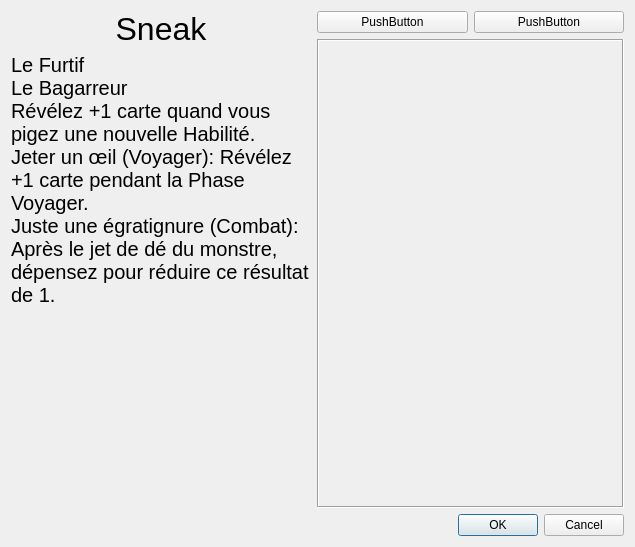
The window that ui/NewGameWidget.ui (blaireaucode/unbroken) describes before a commit, drawn with Qt 5.
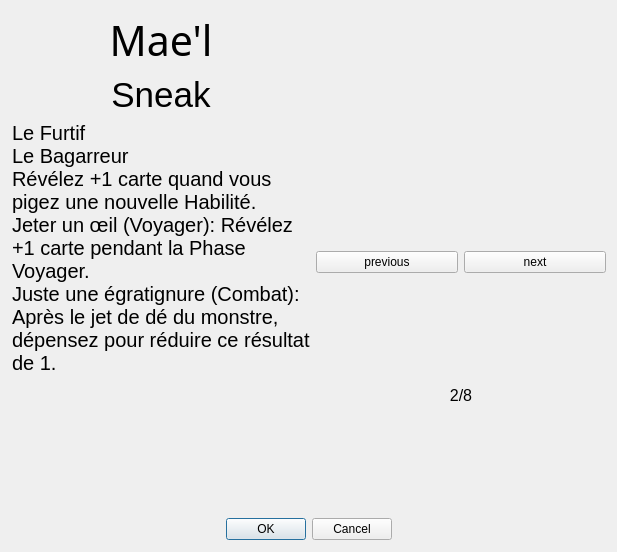
The same window after the commit. Icons and pictures are not drawn.

Diff of the .ui file:
```diff
--- a/ui/NewGameWidget.ui
+++ b/ui/NewGameWidget.ui
@@ -6,23 +6,62 @@
    <rect>
     <x>0</x>
     <y>0</y>
-    <width>635</width>
-    <height>547</height>
+    <width>617</width>
+    <height>552</height>
    </rect>
   </property>
   <property name="windowTitle">
    <string>Dialog</string>
   </property>
   <layout class="QVBoxLayout" name="verticalLayout_3">
+   <property name="leftMargin">
+    <number>12</number>
+   </property>
+   <property name="topMargin">
+    <number>12</number>
+   </property>
+   <property name="bottomMargin">
+    <number>12</number>
+   </property>
    <item>
     <layout class="QHBoxLayout" name="horizontalLayout_2">
      <item>
       <layout class="QVBoxLayout" name="verticalLayout">
        <item>
-        <widget class="QLabel" name="label_2">
+        <spacer name="verticalSpacer_5">
+         <property name="orientation">
+          <enum>Qt::Vertical</enum>
+         </property>
+         <property name="sizeHint" stdset="0">
+          <size>
+           <width>20</width>
+           <height>40</height>
+          </size>
+         </property>
+        </spacer>
+       </item>
+       <item>
+        <widget class="QLabel" name="label_name">
          <property name="font">
           <font>
-           <pointsize>24</pointsize>
+           <family>Chalkboard</family>
+           <pointsize>31</pointsize>
+          </font>
+         </property>
+         <property name="text">
+          <string>Mae'l</string>
+         </property>
+         <property name="alignment">
+          <set>Qt::AlignCenter</set>
+         </property>
+        </widget>
+       </item>
+       <item>
+        <widget class="QLabel" name="label_class_type">
+         <property name="font">
+          <font>
+           <pointsize>26</pointsize>
+           <kerning>true</kerning>
           </font>
          </property>
          <property name="text">
@@ -37,7 +76,20 @@
         </widget>
        </item>
        <item>
-        <widget class="QLabel" name="label_3">
+        <spacer name="verticalSpacer_3">
+         <property name="orientation">
+          <enum>Qt::Vertical</enum>
+         </property>
+         <property name="sizeHint" stdset="0">
+          <size>
+           <width>20</width>
+           <height>40</height>
+          </size>
+         </property>
+        </spacer>
+       </item>
+       <item>
+        <widget class="QLabel" name="label_ability">
          <property name="maximumSize">
           <size>
            <width>300</width>
@@ -70,7 +122,7 @@
          <property name="sizeHint" stdset="0">
           <size>
            <width>20</width>
-           <height>40</height>
+           <height>181</height>
           </size>
          </property>
         </spacer>
@@ -79,28 +131,10 @@
      </item>
      <item>
       <layout class="QVBoxLayout" name="verticalLayout_2">
-       <item>
-        <layout class="QHBoxLayout" name="horizontalLayout">
-         <item>
-          <widget class="QPushButton" name="previous">
-           <property name="text">
-            <string>PushButton</string>
-           </property>
-          </widget>
-         </item>
-         <item>
-          <widget class="QPushButton" name="next">
-           <property name="text">
-            <string>PushButton</string>
-           </property>
-          </widget>
-         </item>
-        </layout>
-       </item>
        <item>
         <widget class="QLabel" name="label">
          <property name="frameShape">
-          <enum>QFrame::Box</enum>
+          <enum>QFrame::NoFrame</enum>
          </property>
          <property name="frameShadow">
           <enum>QFrame::Sunken</enum>
@@ -109,7 +143,49 @@
           <string/>
          </property>
          <property name="pixmap">
-          <pixmap resource="../qrc/unbroken.qrc">:/character/sneak.png</pixmap>
+          <pixmap resource="../qrc/unbroken.qrc">:/character/maeel.png</pixmap>
+         </property>
+         <property name="alignment">
+          <set>Qt::AlignCenter</set>
+         </property>
+        </widget>
+       </item>
+       <item>
+        <layout class="QHBoxLayout" name="horizontalLayout">
+         <property name="sizeConstraint">
+          <enum>QLayout::SetDefaultConstraint</enum>
+         </property>
+         <property name="leftMargin">
+          <number>0</number>
+         </property>
+         <item>
+          <widget class="QPushButton" name="previous">
+           <property name="text">
+            <string>previous</string>
+           </property>
+          </widget>
+         </item>
+         <item>
+          <widget class="QPushButton" name="next">
+           <property name="text">
+            <string>next</string>
+           </property>
+          </widget>
+         </item>
+        </layout>
+       </item>
+       <item>
+        <widget class="QLabel" name="label_index">
+         <property name="font">
+          <font>
+           <pointsize>12</pointsize>
+          </font>
+         </property>
+         <property name="lineWidth">
+          <number>1</number>
+         </property>
+         <property name="text">
+          <string>2/8</string>
          </property>
          <property name="alignment">
           <set>Qt::AlignCenter</set>
@@ -128,6 +204,9 @@
      <property name="standardButtons">
       <set>QDialogButtonBox::Cancel|QDialogButtonBox::Ok</set>
      </property>
+     <property name="centerButtons">
+      <bool>true</bool>
+     </property>
     </widget>
    </item>
   </layout>
```
Left out of the diff: 3 changed lines with no effect on the pictures.
